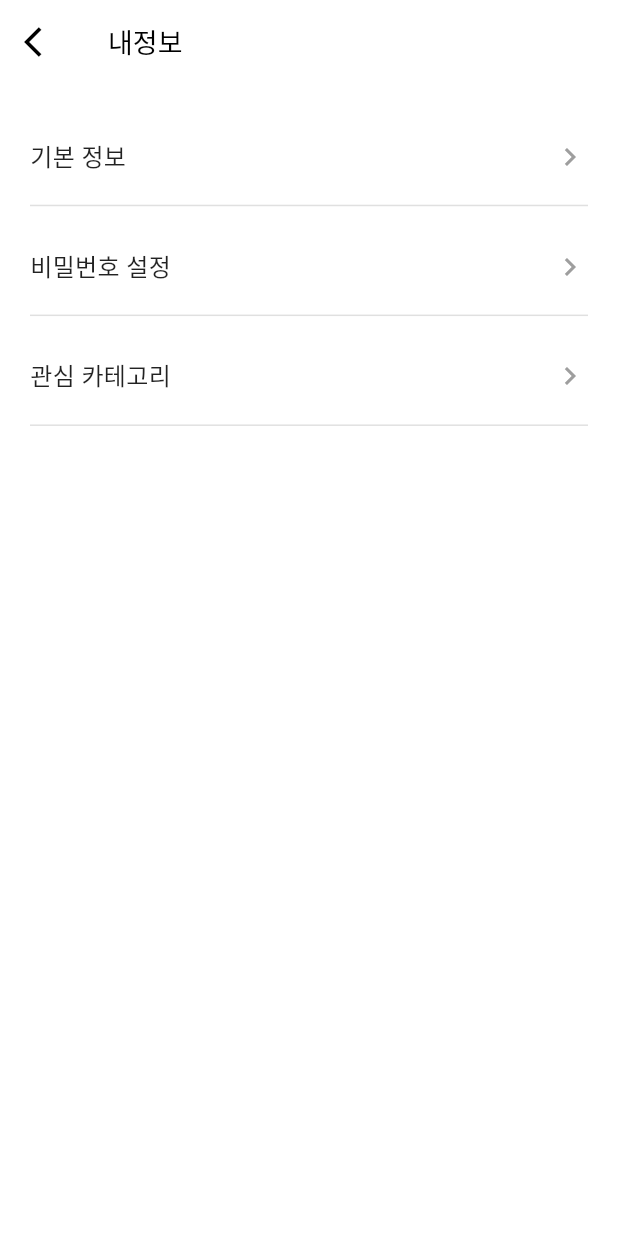
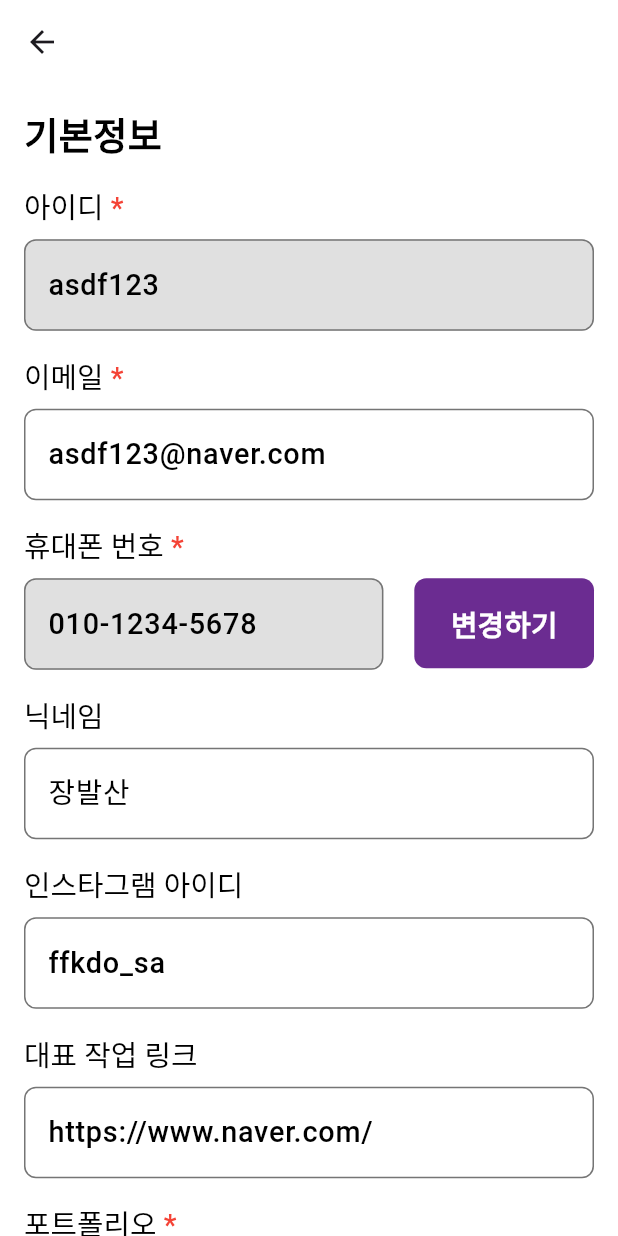
Before and after one commit to heiheicandra/my_flynn, a Flutter app: the MyInfoPage screen opened by its route, after a tap on "기본 정보", on a phone screen of 412 x 824 dp. Run offline on Flutter 3.47's test engine with Material 3 defaults, Android fonts, the light colour scheme and no system bars; our stand-ins replace device_info_plus, file_picker, flutter_staggered_animations, get, image_picker, permission_handler and 1 more; network calls fail; Roboto replaces fonts that are missing (NotoSans).

Commit message:
basic info page

```diff
--- /dev/null
+++ b/lib/common_widgets/app_form_field.dart
@@ -0,0 +1,175 @@
+import 'package:flutter/material.dart';
+import 'package:flutter/services.dart';
+import 'package:my_flynn/utils/bool_extension.dart';
+import 'package:my_flynn/utils/num_extension.dart';
+
+class AppFormField extends StatelessWidget {
+  final String label;
+  final TextEditingController? controller;
+  final bool enabled;
+  final bool readOnly;
+  final bool mandatory;
+  final TextInputType textInputType;
+  final TextInputAction textInputAction;
+  final List<TextInputFormatter>? inputFormatters;
+  final int? maxLength;
+  final String? hintText;
+  final Widget? suffix;
+  final String? Function(String? value)? validator;
+  final Function(String value)? onChanged;
+  final Function()? onTap;
+
+  const AppFormField({
+    super.key,
+    this.controller,
+    String? label,
+    bool? enabled,
+    bool? readOnly,
+    bool? mandatory,
+    TextInputType? textInputType,
+    TextInputAction? textInputAction,
+    this.maxLength,
+    this.hintText,
+    this.suffix,
+    this.validator,
+    this.inputFormatters,
+    this.onChanged,
+    this.onTap,
+  })  : label = label ?? '',
+        enabled = enabled ?? true,
+        readOnly = readOnly ?? false,
+        mandatory = mandatory ?? false,
+        textInputType = textInputType ?? TextInputType.text,
+        textInputAction = textInputAction ?? TextInputAction.next;
+
+  @override
+  Widget build(BuildContext context) {
+    return Column(
+      crossAxisAlignment: CrossAxisAlignment.start,
+      mainAxisSize: MainAxisSize.min,
+      children: [
+        if (label.isNotEmpty)
+          FormLabel(
+            label: label,
+            mandatory: mandatory,
+          ),
+        TextFormField(
+          controller: controller,
+          readOnly: readOnly,
+          enabled: enabled,
+          keyboardType: textInputType,
+          textInputAction: textInputAction,
+          inputFormatters: inputFormatters,
+          maxLength: maxLength,
+          onChanged: onChanged,
+          onTap: onTap,
+          style: TextStyle(
+            color: Colors.black,
+            fontSize: 14.sp(context),
+            fontWeight: FontWeight.w500,
+          ),
+          validator: validator,
+          decoration: InputDecoration(
+            filled: true,
+            hintText: hintText,
+            hintStyle: TextStyle(
+              color: enabled.either(
+                trueV: () => Colors.grey.shade500,
+                falseV: () => Colors.black,
+              ),
+              fontSize: 14.sp(context),
+              fontWeight: FontWeight.w500,
+            ),
+            border: OutlineInputBorder(
+              borderRadius: BorderRadius.circular(8),
+              borderSide: BorderSide(
+                color: Colors.grey.shade600,
+              ),
+            ),
+            enabledBorder: OutlineInputBorder(
+              borderRadius: BorderRadius.circular(8),
+              borderSide: BorderSide(
+                color: Colors.grey.shade600,
+              ),
+            ),
+            disabledBorder: OutlineInputBorder(
+              borderRadius: BorderRadius.circular(8),
+              borderSide: BorderSide(
+                color: Colors.grey.shade600,
+              ),
+            ),
+            fillColor: enabled.either(
+              trueV: () => Colors.white,
+              falseV: () => Colors.grey.shade300,
+            ),
+            enabled: enabled,
+            errorBorder: OutlineInputBorder(
+              borderRadius: BorderRadius.circular(8),
+              borderSide: const BorderSide(
+                color: Colors.red,
+              ),
+            ),
+            focusedBorder: OutlineInputBorder(
+              borderRadius: BorderRadius.circular(8),
+              borderSide: const BorderSide(
+                color: Colors.black,
+                width: 1.5,
+              ),
+            ),
+            focusedErrorBorder: OutlineInputBorder(
+              borderRadius: BorderRadius.circular(8),
+              borderSide: const BorderSide(
+                color: Colors.red,
+                width: 1.5,
+              ),
+            ),
+            suffixIcon: suffix,
+          ),
+        ),
+        const SizedBox(height: 16),
+      ],
+    );
+  }
+}
+
+class FormLabel extends StatelessWidget {
+  final String label;
+  final bool mandatory;
+  const FormLabel({
+    super.key,
+    required this.label,
+    bool? mandatory,
+  }) : mandatory = mandatory ?? false;
+
+  @override
+  Widget build(BuildContext context) {
+    return Padding(
+      padding: const EdgeInsets.only(bottom: 8),
+      child: RichText(
+        maxLines: 1,
+        overflow: TextOverflow.ellipsis,
+        text: TextSpan(
+          children: [
+            TextSpan(
+              text: label,
+              style: TextStyle(
+                fontSize: 14.sp(context),
+                fontWeight: FontWeight.w500,
+                color: Colors.black,
+              ),
+            ),
+            if (mandatory)
+              TextSpan(
+                text: ' *',
+                style: TextStyle(
+                  fontSize: 14.sp(context),
+                  fontWeight: FontWeight.w500,
+                  color: Colors.red,
+                ),
+              ),
+          ],
+        ),
+      ),
+    );
+  }
+}
--- a/lib/common_widgets/shared_button.dart
+++ b/lib/common_widgets/shared_button.dart
@@ -62,7 +62,7 @@ class AppButton extends StatelessWidget {
           ),
           vertical: (paddingVertical != null).either(
             trueV: () => paddingVertical?.h(context) ?? 0,
-            falseV: () => 4.32.h(context),
+            falseV: () => 2.h(context),
           ),
         ),
         onPressed: isDisabled ? null : onPressed,
@@ -70,7 +70,7 @@ class AppButton extends StatelessWidget {
           title,
           style: textStyle ??
               TextStyle(
-                fontSize: 15.sp(context),
+                fontSize: 14.sp(context),
                 fontWeight: FontWeight.bold,
                 color: textColor,
               ),
--- a/lib/core/route.dart
+++ b/lib/core/route.dart
@@ -1,4 +1,6 @@
 import 'package:get/get_navigation/src/routes/get_route.dart';
+import 'package:my_flynn/presentation/basic_info/controller/basic_info_binding.dart';
+import 'package:my_flynn/presentation/basic_info/view/basic_info_page.dart';
 import 'package:my_flynn/presentation/campaign/controller/campaign_binding.dart';
 import 'package:my_flynn/presentation/campaign/view/campaign_page.dart';
 import 'package:my_flynn/presentation/my_info/view/my_info_page.dart';
@@ -30,6 +32,11 @@ class AppRoute {
       page: () => const MyInfoPage(),
     ),
     GetPage(
+      name: BasicInfoPage.routeName,
+      page: () => const BasicInfoPage(),
+      binding: BasicInfoBinding(),
+    ),
+    GetPage(
       name: NotFoundPage.routeName,
       page: () => const NotFoundPage(),
     ),
--- a/lib/main.dart
+++ b/lib/main.dart
@@ -21,6 +21,10 @@ class MyApp extends StatelessWidget {
       getPages: AppRoute.routes,
       theme: ThemeData(
         scaffoldBackgroundColor: Colors.white,
+        appBarTheme: const AppBarThemeData(
+          backgroundColor: Colors.white,
+          surfaceTintColor: Colors.white,
+        ),
         fontFamily: 'NotoSans',
       ),
       enableLog: true,
--- /dev/null
+++ b/lib/presentation/basic_info/controller/basic_info_binding.dart
@@ -0,0 +1,12 @@
+import "basic_info_controller.dart";
+import "package:get/get.dart";
+
+class BasicInfoBinding extends Bindings {
+  @override
+  void dependencies() {
+    BasicInfoControllerInterface controller =
+        BasicInfoController() as BasicInfoControllerInterface;
+
+    Get.put<BasicInfoControllerInterface>(controller);
+  }
+}
--- /dev/null
+++ b/lib/presentation/basic_info/controller/basic_info_controller.dart
@@ -0,0 +1,68 @@
+import "package:flutter/material.dart";
+
+import 'package:my_flynn/presentation/basic_info/model/basic_info_viewmodel.dart';
+import "package:get/get.dart";
+import "package:my_flynn/utils/media_handler.dart";
+
+abstract class BasicInfoControllerInterface {
+  late BasicInfoViewModel viewModel;
+
+  void togglePhoneNUmberAvailability();
+  void buttonToggle();
+  Future<void> pickFile();
+}
+
+class BasicInfoController extends GetxController
+    implements BasicInfoControllerInterface {
+  @override
+  var viewModel = BasicInfoViewModel();
+
+  BasicInfoController();
+
+  @override
+  void onInit() {
+    viewModel.idController = TextEditingController(text: "asdf123");
+    viewModel.emailController = TextEditingController();
+    viewModel.phoneController = TextEditingController();
+    viewModel.nicknameController = TextEditingController();
+    viewModel.instagramController = TextEditingController();
+    viewModel.linkController = TextEditingController();
+    viewModel.portfolioController = TextEditingController();
+
+    //! bypass manual form fill
+    autoPopulate();
+
+    buttonToggle();
+    super.onInit();
+  }
+
+  @override
+  void togglePhoneNUmberAvailability() {
+    viewModel.phoneNumberDisable.value = !viewModel.phoneNumberDisable.value;
+  }
+
+  @override
+  void buttonToggle() {
+    viewModel.canSave.value = viewModel.idController?.text.isNotEmpty == true ||
+        viewModel.emailController?.text.isNotEmpty == true ||
+        viewModel.phoneController?.text.isNotEmpty == true ||
+        viewModel.portfolioController?.text.isNotEmpty == true;
+  }
+
+  @override
+  Future<void> pickFile() async {
+    final result = (await MediaHandler.pickDocument());
+    if (result != null && result.fileName.isNotEmpty) {
+      viewModel.portfolioController?.text = result.fileName;
+    }
+  }
+
+  void autoPopulate() {
+    viewModel.emailController?.text = "asdf123@naver.com";
+    viewModel.phoneController?.text = "010-1234-5678";
+    viewModel.nicknameController?.text = "장발산";
+    viewModel.instagramController?.text = "ffkdo_sa";
+    viewModel.linkController?.text = "https://www.naver.com/";
+    viewModel.portfolioController?.text = "포트폴리오.pdf";
+  }
+}
--- /dev/null
+++ b/lib/presentation/basic_info/model/basic_info_viewmodel.dart
@@ -0,0 +1,15 @@
+import "package:flutter/material.dart";
+import "package:get/get.dart";
+
+class BasicInfoViewModel {
+  TextEditingController? idController;
+  TextEditingController? emailController;
+  TextEditingController? phoneController;
+  TextEditingController? nicknameController;
+  TextEditingController? instagramController;
+  TextEditingController? linkController;
+  TextEditingController? portfolioController;
+
+  final phoneNumberDisable = false.obs;
+  final canSave = false.obs;
+}
--- /dev/null
+++ b/lib/presentation/basic_info/view/basic_info_page.dart
@@ -0,0 +1,128 @@
+import "package:flutter/material.dart";
+import "package:get/get.dart";
+import "package:my_flynn/common_widgets/app_form_field.dart";
+import "package:my_flynn/common_widgets/shared_button.dart";
+import "package:my_flynn/utils/num_extension.dart";
+import "package:my_flynn/utils/phone_number_formatter.dart";
+import 'package:my_flynn/presentation/basic_info/controller/basic_info_controller.dart';
+
+class BasicInfoPage extends GetView<BasicInfoControllerInterface> {
+  static const String routeName = "/basicInfo-page";
+
+  const BasicInfoPage({
+    super.key,
+  });
+
+  @override
+  Widget build(BuildContext context) {
+    return Scaffold(
+      appBar: AppBar(
+        leading: IconButton(
+          icon: const Icon(Icons.arrow_back),
+          onPressed: () => Get.back(),
+        ),
+      ),
+      body: SingleChildScrollView(
+        padding: const EdgeInsets.all(16.0),
+        child: Column(
+          crossAxisAlignment: CrossAxisAlignment.start,
+          children: [
+            Text(
+              "기본정보" /* Basic Information */,
+              style: TextStyle(
+                color: Colors.black,
+                fontWeight: FontWeight.bold,
+                fontSize: 18.sp(context),
+              ),
+            ),
+            SizedBox(height: 2.h(context)),
+            AppFormField(
+              label: "아이디" /* ID */,
+              mandatory: true,
+              controller: controller.viewModel.idController,
+              enabled: false,
+              onChanged: (value) {
+                controller.buttonToggle();
+              },
+            ),
+            AppFormField(
+              label: "이메일" /* Email */,
+              mandatory: true,
+              controller: controller.viewModel.emailController,
+              onChanged: (value) {
+                controller.buttonToggle();
+              },
+            ),
+            //! Phone Number start
+            const FormLabel(
+              label: "휴대폰 번호" /* Phone number */,
+              mandatory: true,
+            ),
+            Row(
+              crossAxisAlignment: CrossAxisAlignment.start,
+              children: [
+                Expanded(
+                  flex: 2,
+                  child: Obx(() => AppFormField(
+                        controller: controller.viewModel.phoneController,
+                        textInputType: const TextInputType.numberWithOptions(),
+                        inputFormatters: [
+                          PhoneNumberFormatter(),
+                        ],
+                        enabled: controller.viewModel.phoneNumberDisable.value,
+                        onChanged: (value) {
+                          controller.buttonToggle();
+                        },
+                      )),
+                ),
+                SizedBox(
+                  width: 5.w(context),
+                ),
+                Expanded(
+                  child: AppButton(
+                    title: "변경하기" /* Change */,
+                    onPressed: controller.togglePhoneNUmberAvailability,
+                  ),
+                ),
+              ],
+            ),
+            //! Phone Number end
+            AppFormField(
+              label: "닉네임" /* Nickname */,
+              controller: controller.viewModel.nicknameController,
+            ),
+            AppFormField(
+              label: "인스타그램 아이디" /* Instagram ID */,
+              controller: controller.viewModel.instagramController,
+            ),
+            AppFormField(
+              label: "대표 작업 링크" /* Main work link */,
+              controller: controller.viewModel.linkController,
+            ),
+            AppFormField(
+              label: "포트폴리오" /* Portfolio */,
+              mandatory: true,
+              controller: controller.viewModel.portfolioController,
+              readOnly: true,
+              suffix: const Icon(Icons.attach_file),
+              onTap: controller.pickFile,
+              onChanged: (value) {
+                controller.buttonToggle();
+              },
+            ),
+            const SizedBox(height: 32),
+            Obx(() => AppButton(
+                  title: "저장하기" /* Save */,
+                  isFillWidth: true,
+                  borderRadius: BorderRadius.circular(12),
+                  onPressed: () {
+                    // TODO: implement save
+                  },
+                  isDisabled: !controller.viewModel.canSave.value,
+                )),
+          ],
+        ),
+      ),
+    );
+  }
+}
--- a/lib/presentation/campaign/widget/loading_column.dart
+++ b/lib/presentation/campaign/widget/loading_column.dart
@@ -1,4 +1,5 @@
 import 'package:flutter/material.dart';
+import 'package:my_flynn/common_widgets/animated_column.dart';
 import 'package:my_flynn/utils/bool_extension.dart';
 import 'package:my_flynn/utils/num_extension.dart';
 import 'package:skeletonizer/skeletonizer.dart';
@@ -10,7 +11,7 @@ class LoadingColumn extends StatelessWidget {
   Widget build(BuildContext context) {
     return SingleChildScrollView(
       padding: const EdgeInsets.all(8),
-      child: Column(
+      child: AnimatedColumn(
         children: List.generate(5, (i) {
           return Skeletonizer(
             enabled: true,
--- a/lib/presentation/my_info/view/my_info_page.dart
+++ b/lib/presentation/my_info/view/my_info_page.dart
@@ -1,5 +1,7 @@
 import "package:flutter/material.dart";
 import "package:get/get.dart";
+import "package:my_flynn/common_widgets/animated_column.dart";
+import "package:my_flynn/presentation/basic_info/view/basic_info_page.dart";
 import "package:my_flynn/presentation/my_info/widgets/my_info_item.dart";
 import "package:my_flynn/utils/num_extension.dart";
 
@@ -22,40 +24,34 @@ class MyInfoPage extends StatelessWidget {
           ),
           onPressed: () => Get.back(),
         ),
-        title: const Text(
-          '내정보' /* My Profile/My Info*/,
-          style: TextStyle(
-            color: Colors.black,
-            fontSize: 18,
-            fontWeight: FontWeight.w500,
-          ),
-        ),
-        centerTitle: false,
       ),
       body: Padding(
-        padding: const EdgeInsets.symmetric(horizontal: 20.0),
-        child: Column(
+        padding: EdgeInsets.symmetric(horizontal: 5.w(context)),
+        child: AnimatedColumn(
+          crossAxisAlignment: CrossAxisAlignment.start,
           children: [
+            Text(
+              '내정보' /* My Info*/,
+              style: TextStyle(
+                color: Colors.black,
+                fontWeight: FontWeight.bold,
+                fontSize: 18.sp(context),
+              ),
+            ),
             SizedBox(height: 2.h(context)),
             MyInfoItem(
               title: '기본 정보' /* Basic Information*/,
               onTap: () {
-                debugPrint('기본 정보 tapped');
+                Get.toNamed(BasicInfoPage.routeName);
               },
             ),
             SizedBox(height: 1.h(context)),
-            MyInfoItem(
+            const MyInfoItem(
               title: '비밀번호 설정' /* Password Settings*/,
-              onTap: () {
-                debugPrint('비밀번호 설정 tapped');
-              },
             ),
             SizedBox(height: 1.h(context)),
-            MyInfoItem(
+            const MyInfoItem(
               title: '관심 카테고리' /* Interest Categories*/,
-              onTap: () {
-                debugPrint('관심 카테고리 tapped');
-              },
             ),
           ],
         ),
--- a/lib/presentation/my_info/widgets/my_info_item.dart
+++ b/lib/presentation/my_info/widgets/my_info_item.dart
@@ -1,12 +1,13 @@
 import 'package:flutter/material.dart';
+import 'package:my_flynn/utils/num_extension.dart';
 
 class MyInfoItem extends StatelessWidget {
   final String title;
-  final VoidCallback onTap;
+  final VoidCallback? onTap;
   const MyInfoItem({
     super.key,
     required this.title,
-    required this.onTap,
+    this.onTap,
   });
 
   @override
@@ -28,8 +29,8 @@ class MyInfoItem extends StatelessWidget {
           children: [
             Text(
               title,
-              style: const TextStyle(
-                fontSize: 16,
+              style: TextStyle(
+                fontSize: 16.sp(context),
                 fontWeight: FontWeight.w400,
                 color: Colors.black87,
               ),
--- /dev/null
+++ b/lib/utils/phone_number_formatter.dart
@@ -0,0 +1,30 @@
+import 'package:flutter/services.dart';
+
+class PhoneNumberFormatter extends TextInputFormatter {
+  @override
+  TextEditingValue formatEditUpdate(
+    TextEditingValue oldValue,
+    TextEditingValue newValue,
+  ) {
+    String digits = newValue.text.replaceAll(RegExp(r'[^0-9]'), '');
+
+    StringBuffer buffer = StringBuffer();
+
+    for (int i = 0; i < digits.length; i++) {
+      buffer.write(digits[i]);
+
+      if (i == 2 || (i > 2 && (i - 2) % 4 == 3)) {
+        if (i != digits.length - 1) {
+          buffer.write('-');
+        }
+      }
+    }
+
+    final formatted = buffer.toString();
+
+    return TextEditingValue(
+      text: formatted,
+      selection: TextSelection.collapsed(offset: formatted.length),
+    );
+  }
+}
--- a/pubspec.yaml
+++ b/pubspec.yaml
@@ -36,6 +36,7 @@ dependencies:
   permission_handler: ^12.0.1
   image_picker: ^1.2.0
   device_info_plus: ^11.5.0
+  file_picker: ^10.3.1
 
   # The following adds the Cupertino Icons font to your application.
   # Use with the CupertinoIcons class for iOS style icons.
```
Also changed, not shown: lib/common_widgets/permission_settings_dialog.dart (+1 -10 lines), lib/core/permission_enum.dart (+7 -2 lines), lib/presentation/campaign/view/campaign_page.dart (+20 -5 lines), lib/presentation/not_found/not_found_page.dart (+5 -4 lines), lib/utils/media_handler.dart (+39 -0 lines), lib/utils/string_extension.dart (+11 -3 lines), 3 other files.
